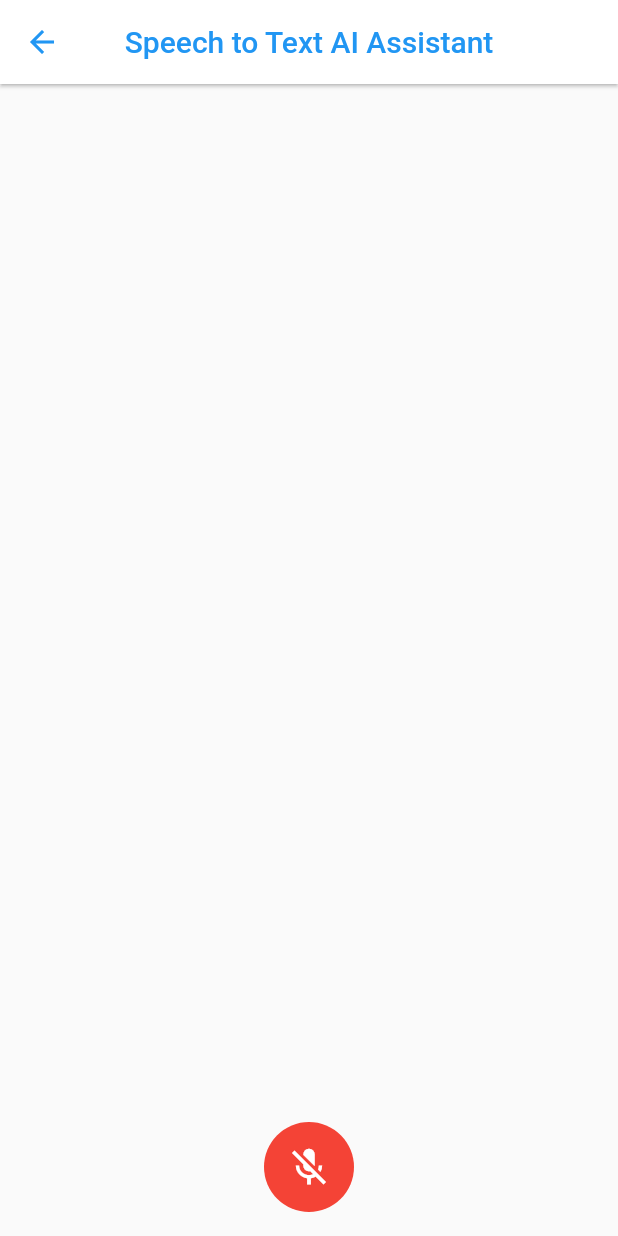
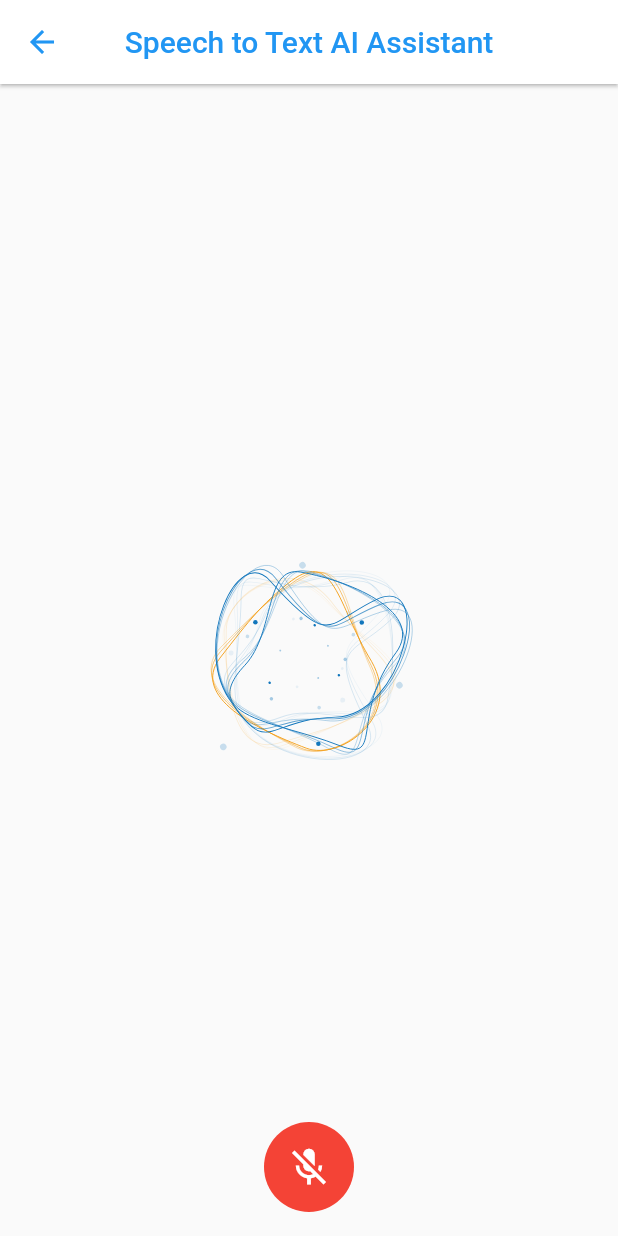
Before and after one commit to BhavishyaBhojwani/aiautomation, a Flutter app: the SpeechToTextFeature screen opened directly, after a tap on the "mic" icon, on a phone screen of 412 x 824 dp. Run offline on Flutter 3.47's test engine with Material 3 defaults, Android fonts, the phone set to English and light mode, and no system bars; our stand-ins replace animated_text_kit, appwrite, cached_network_image, flutter_animate, get, google_generative_ai and 4 more; missing offline and left inert: dart_openai, easy_audience_network, gallery_saver_updated, translator_plus; accounts and stored records are empty; network calls fail; project files that could hold a hidden picture were left out.

Commit message:
lottie animation add in speechtotext screen

```diff
--- a/lib/screen/feature/speech_to_text_feature.dart
+++ b/lib/screen/feature/speech_to_text_feature.dart
@@ -2,6 +2,7 @@ import 'dart:developer';
 import 'package:flutter/material.dart';
 import 'package:get/get.dart';
 import 'package:http/http.dart' as http;
+import 'package:lottie/lottie.dart';
 import 'dart:convert';
 import 'package:speech_to_text/speech_to_text.dart' as stt;
 
@@ -117,7 +118,10 @@ class _SpeechToTextFeatureState extends State<SpeechToTextFeature> {
           ),
         ],
       ),
-      body: Obx(
+      body: Stack(
+        children: [
+          // Chat messages
+          Obx(
             () => ListView.builder(
               controller: _scrollController,
               physics: const BouncingScrollPhysics(),
@@ -128,7 +132,8 @@ class _SpeechToTextFeatureState extends State<SpeechToTextFeature> {
                 final isUser = message['role'] == 'user';
 
                 return Align(
-              alignment: isUser ? Alignment.centerRight : Alignment.centerLeft,
+                  alignment:
+                      isUser ? Alignment.centerRight : Alignment.centerLeft,
                   child: Container(
                     margin: const EdgeInsets.symmetric(vertical: 5),
                     padding: const EdgeInsets.all(10),
@@ -147,6 +152,17 @@ class _SpeechToTextFeatureState extends State<SpeechToTextFeature> {
               },
             ),
           ),
+          // Lottie animation when mic is on
+          if (_isListening)
+            Center(
+              child: Lottie.asset(
+                'assets/lottie/lottie_simple.json',
+                width: 150,
+                height: 150,
+              ),
+            ),
+        ],
+      ),
     );
   }
 }
```
Also changed, not shown: assets/lottie/lottie_simple.json (added, +1 -0 lines). Lines whose indentation alone changed are shown as unchanged.
